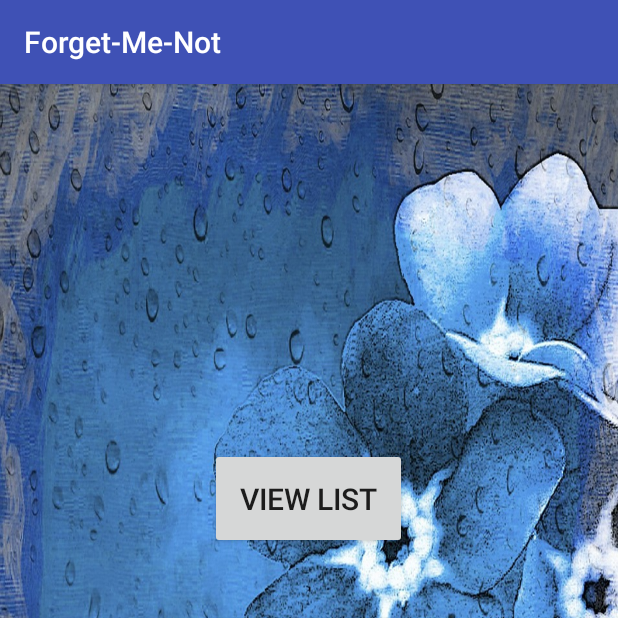
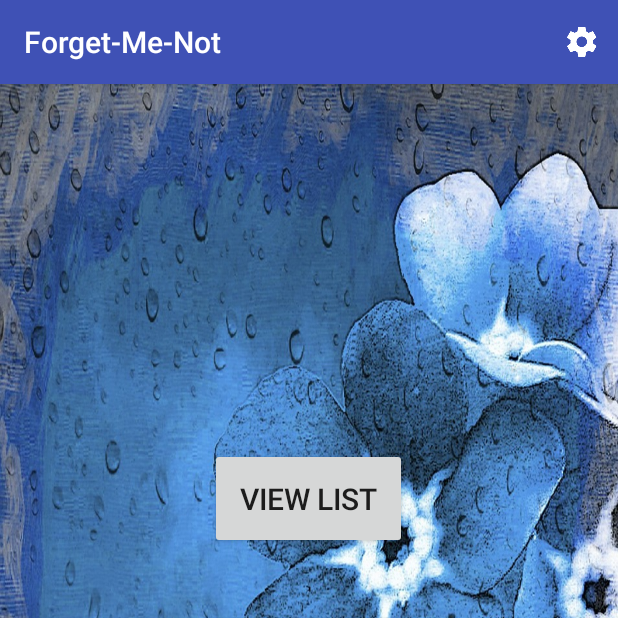
Before and after one commit to krisztinapalmer/forget-me-not, an Android app: the screen it shows after launch (MainActivity), on a phone screen of 412 x 824 dp, the top half of it. Run offline under Robolectric (Android 15) with nearby library versions, the phone set to English and light mode, and no system bars.

Commit message:
Settings in the ActionBar

```diff
--- a/app/build.gradle
+++ b/app/build.gradle
@@ -25,5 +25,6 @@ dependencies {
         exclude group: 'com.android.support', module: 'support-annotations'
     })
     compile 'com.android.support:appcompat-v7:24.2.1'
+    compile 'com.android.support.constraint:constraint-layout:1.0.0-alpha9'
     testCompile 'junit:junit:4.12'
 }
--- a/app/src/main/java/com/example/android/project/MainActivity.java
+++ b/app/src/main/java/com/example/android/project/MainActivity.java
@@ -16,6 +16,24 @@ public class MainActivity extends AppCompatActivity {
     protected void onCreate(Bundle savedInstanceState) {
         super.onCreate(savedInstanceState);
         setContentView(R.layout.activity_main);
+    }
+
+    @Override
+    public boolean onCreateOptionsMenu(Menu menu) {
+        getMenuInflater().inflate(R.menu.menu_main, menu);
+        return true;
+    }
+
+    @Override
+    public boolean onOptionsItemSelected(MenuItem item) {
+        int id = item.getItemId();
+
+        if (id == R.id.settings) {
+            Intent intent = new Intent(this, SettingsActivity.class);
+            startActivity(intent);
+            return true;
+        }
+        return super.onOptionsItemSelected(item);
     }
 
     public void handleBtnClick(View view) {
--- a/app/src/main/res/layout/activity_clear.xml
+++ b/app/src/main/res/layout/activity_clear.xml
@@ -16,7 +16,7 @@
         android:id="@+id/clearAllBtn"
         android:text="@string/clear_all_btn"
         android:padding="20dp"
-        android:textSize="20sp"
+        android:textSize="@dimen/text_size"
         android:layout_width="match_parent"
         android:layout_height="wrap_content" />
 
--- a/app/src/main/res/layout/activity_main.xml
+++ b/app/src/main/res/layout/activity_main.xml
@@ -17,7 +17,7 @@
         android:onClick="handleBtnClick"
         android:layout_margin="20dp"
         android:padding="20dp"
-        android:textSize="20sp"
+        android:textSize="@dimen/text_size"
         android:id="@+id/viewListBtn"
         android:text="@string/view_list_btn"
         android:layout_width="wrap_content"
@@ -27,7 +27,7 @@
         android:onClick="handleBtnClick"
         android:layout_margin="20dp"
         android:padding="20dp"
-        android:textSize="20sp"
+        android:textSize="@dimen/text_size"
         android:id="@+id/addItemBtn"
         android:text="@string/add_item_btn"
         android:layout_width="wrap_content"
@@ -37,7 +37,7 @@
         android:onClick="handleBtnClick"
         android:layout_margin="20dp"
         android:padding="20dp"
-        android:textSize="20sp"
+        android:textSize="@dimen/text_size"
         android:id="@+id/clearListBtn"
         android:text="@string/clear_list_btn"
         android:layout_width="wrap_content"
--- a/app/src/main/res/layout/row_layout.xml
+++ b/app/src/main/res/layout/row_layout.xml
@@ -17,7 +17,7 @@
         android:layout_gravity="center"
         android:id="@+id/tvName"
         android:padding="15dp"
-        android:textSize="20sp"
+        android:textSize="@dimen/text_size"
         android:text="Apple"
         android:layout_weight="1"
         android:layout_width="0dp"
@@ -27,7 +27,7 @@
         android:layout_gravity="center"
         android:id="@+id/tvQuantity"
         android:padding="15dp"
-        android:textSize="20sp"
+        android:textSize="@dimen/text_size"
         android:text="3"
         android:layout_width="wrap_content"
         android:layout_height="wrap_content" />
--- a/app/src/main/res/menu/menu_main.xml
+++ b/app/src/main/res/menu/menu_main.xml
@@ -1,7 +1,11 @@
 <?xml version="1.0" encoding="utf-8"?>
-<menu xmlns:android="http://schemas.android.com/apk/res/android">
+<menu xmlns:android="http://schemas.android.com/apk/res/android"
+    xmlns:app="http://schemas.android.com/apk/res-auto"
+    xmlns:tools="http://schemas.android.com/tools"
+    tools:context="com.example.android.project.MainActivity">
     <item
         android:id="@+id/settings"
         android:icon="@drawable/ic_settings_white_24dp"
-        android:title="settings"/>
+        android:title="settings"
+        app:showAsAction="ifRoom"/>
 </menu>
--- a/app/src/main/res/values/dimens.xml
+++ b/app/src/main/res/values/dimens.xml
@@ -2,4 +2,5 @@
     <!-- Default screen margins, per the Android Design guidelines. -->
     <dimen name="activity_horizontal_margin">16dp</dimen>
     <dimen name="activity_vertical_margin">16dp</dimen>
+    <dimen name="text_size">20sp</dimen>
 </resources>
--- a/app/src/main/res/values/strings.xml
+++ b/app/src/main/res/values/strings.xml
@@ -6,4 +6,7 @@
     <string name="item_name_label">Item</string>
     <string name="quantity_label">Quantity</string>
     <string name="clear_all_btn">Clear All</string>
+    <string name="settings_title">Settings</string>
+    <string name="sound_title">Sound</string>
+    <string name="on_or_off">On or Off</string>
 </resources>
```
Also changed, not shown: app/src/main/AndroidManifest.xml (+15 -9 lines), app/src/main/java/com/example/android/project/SettingsActivity.java (added, +50 -0 lines), app/src/main/res/layout/activity_add.xml (+5 -5 lines), app/src/main/res/layout/activity_settings.xml (added, +34 -0 lines).
